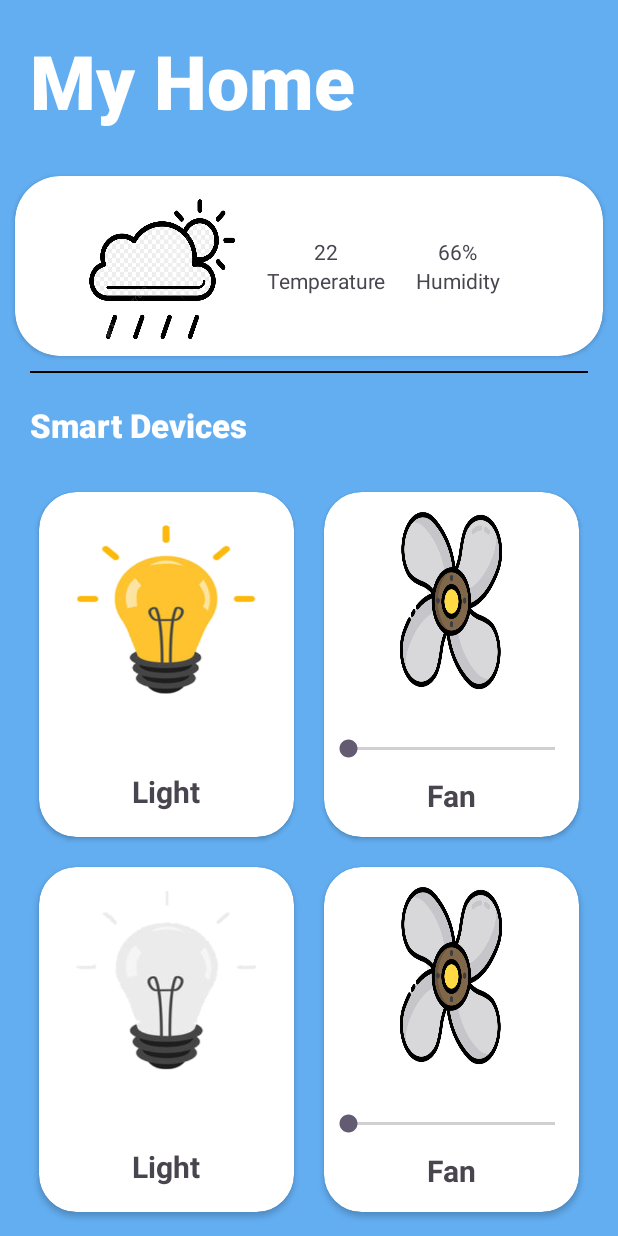
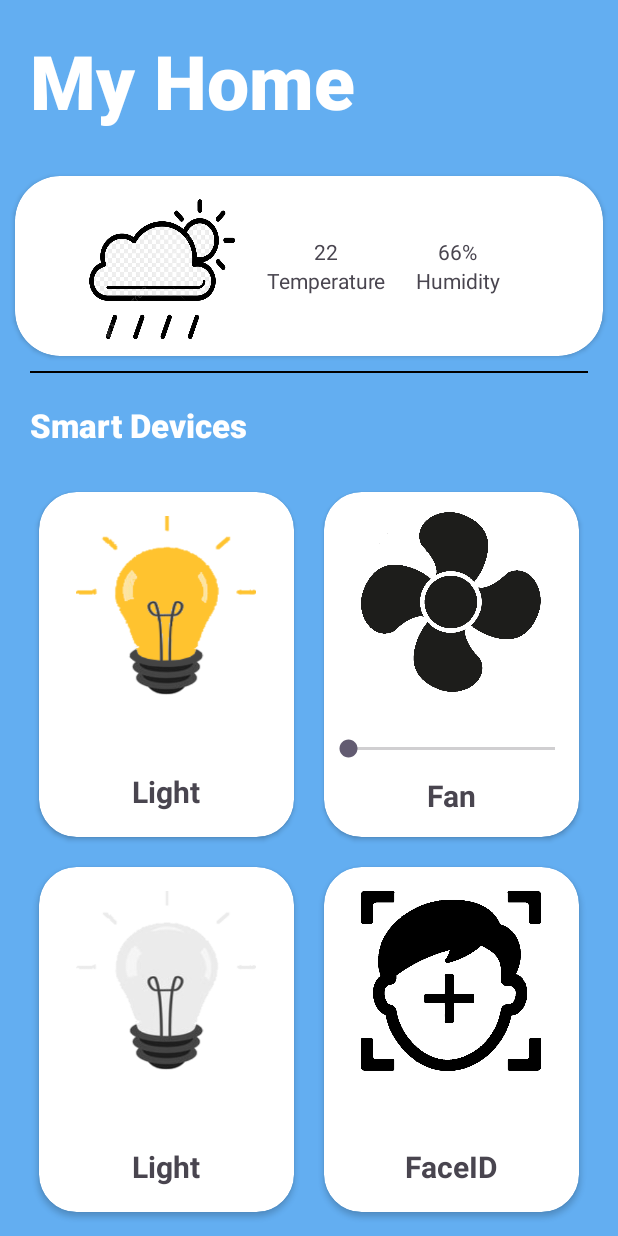
Before and after one commit to DuyTin2412/PBL5_SourceCode, an Android app: the screen it shows after launch (MainActivity), on a phone screen of 412 x 824 dp. Run offline under Robolectric (Android 15) with nearby library versions, the phone set to English and light mode, and no system bars; our stand-ins replace Firebase (no records; nobody signed in at launch, a user with empty details on screens opened directly); 4 statements that could not run were skipped.

Commit message:
app smart home full

```diff
--- a/SmartHome/app/src/main/AndroidManifest.xml
+++ b/SmartHome/app/src/main/AndroidManifest.xml
@@ -13,6 +13,9 @@
         android:theme="@style/Theme.SmartHome"
         tools:targetApi="31">
         <activity
+            android:name=".FaceID"
+            android:exported="false" />
+        <activity
             android:name=".MainActivity"
             android:exported="true">
             <intent-filter>
--- a/SmartHome/app/src/main/java/com/example/smarthome/MainActivity.java
+++ b/SmartHome/app/src/main/java/com/example/smarthome/MainActivity.java
@@ -1,9 +1,11 @@
 package com.example.smarthome;
 
+import android.content.Intent;
 import android.os.Bundle;
 import android.view.View;
 import android.widget.ImageButton;
 import android.widget.SeekBar;
+import android.widget.TextView;
 
 import androidx.activity.EdgeToEdge;
 import androidx.annotation.NonNull;
@@ -29,6 +31,19 @@ public class MainActivity extends AppCompatActivity {
     DatabaseReference db_fan;
     Integer val_fan;
     SeekBar fan;
+
+    ImageButton faceid;
+
+    DatabaseReference db_hum;
+    Float val_hum;
+    TextView hum;
+
+    DatabaseReference db_tempC;
+    Float val_tempC;
+    TextView tempC;
+    DatabaseReference db_tempF;
+    Float val_tempF;
+    TextView tempF;
     boolean isStart = false;
 
     @Override
@@ -51,6 +66,16 @@ public class MainActivity extends AppCompatActivity {
         db_fan = database.getReference("fan");
         fan = findViewById(R.id.fan);
 
+        faceid = findViewById(R.id.faceid);
+
+        db_hum = database.getReference("hum");
+        hum = findViewById(R.id.hum);
+
+        db_tempC = database.getReference("tempC");
+        tempC = findViewById(R.id.tempC);
+
+//        db_tempF = database.getReference("tempF");
+//        tempF = findViewById(R.id.tempF);
 
         db_light.addValueEventListener(new ValueEventListener() {
             @Override
@@ -85,6 +110,31 @@ public class MainActivity extends AppCompatActivity {
             }
         });
 
+        db_hum.addValueEventListener(new ValueEventListener() {
+            @Override
+            public void onDataChange(@NonNull DataSnapshot snapshot) {
+                val_hum = snapshot.getValue(Float.class);
+                hum.setText(val_hum.toString() + "%");
+            }
+
+            @Override
+            public void onCancelled(@NonNull DatabaseError error) {
+
+            }
+        });
+
+        db_tempC.addValueEventListener(new ValueEventListener() {
+            @Override
+            public void onDataChange(@NonNull DataSnapshot snapshot) {
+                val_tempC = snapshot.getValue(Float.class);
+                tempC.setText(val_tempC.toString() + "°C");
+            }
+
+            @Override
+            public void onCancelled(@NonNull DatabaseError error) {
+
+            }
+        });
 
         light.setOnClickListener(new View.OnClickListener() {
             @Override
@@ -117,6 +167,15 @@ public class MainActivity extends AppCompatActivity {
             public void onStopTrackingTouch(SeekBar seekBar) {
             }
         });
+
+        faceid.setOnClickListener(new View.OnClickListener() {
+            @Override
+            public void onClick(View v) {
+                Intent intent = new Intent(MainActivity.this, FaceID.class);
+                startActivity(intent);
+            }
+        });
+
     }
 
 
--- a/SmartHome/app/src/main/res/layout/activity_main.xml
+++ b/SmartHome/app/src/main/res/layout/activity_main.xml
@@ -50,6 +50,7 @@
                     android:orientation="vertical"
                     android:gravity="center">
                     <TextView
+                        android:id="@+id/tempC"
                         android:layout_width="wrap_content"
                         android:layout_height="wrap_content"
                         android:text="22"/>
@@ -66,6 +67,7 @@
                     android:orientation="vertical"
                     android:gravity="center">
                     <TextView
+                        android:id="@+id/hum"
                         android:layout_width="wrap_content"
                         android:layout_height="wrap_content"
                         android:text="66%"/>
@@ -200,21 +202,19 @@
                     android:gravity="center">
 
                     <ImageButton
+                        android:id="@+id/faceid"
                         android:layout_width="120dp"
                         android:layout_height="120dp"
-                        android:background="@drawable/fan"/>
+                        android:background="@drawable/faceid"/>
 
-                    <SeekBar
-                        android:layout_width="match_parent"
-                        android:layout_height="15dp"
-                        android:layout_marginTop="30dp"/>
                     <TextView
+                        android:id="@+id/faceid"
                         android:layout_width="wrap_content"
                         android:layout_height="wrap_content"
-                        android:text="Fan"
+                        android:text="FaceID"
                         android:textStyle="bold"
                         android:textSize="20dp"
-                        android:layout_marginTop="10dp"/>
+                        android:layout_marginTop="50dp"/>
                 </LinearLayout>
             </androidx.cardview.widget.CardView>
 
```
Also changed, not shown: SmartHome/app/src/main/java/com/example/smarthome/FaceID.java (added, +37 -0 lines), SmartHome/app/src/main/res/drawable/bg_list.xml (added, +8 -0 lines), SmartHome/app/src/main/res/layout/activity_face_id.xml (added, +88 -0 lines), SmartHome/app/src/main/res/drawable/add_face.png (added), SmartHome/app/src/main/res/drawable/back.png (added), SmartHome/app/src/main/res/drawable/delete.png (added), SmartHome/app/src/main/res/drawable/faceid.png (added), SmartHome/app/src/main/res/drawable/fan.png, SmartHome/app/src/main/res/drawable/on.png.
